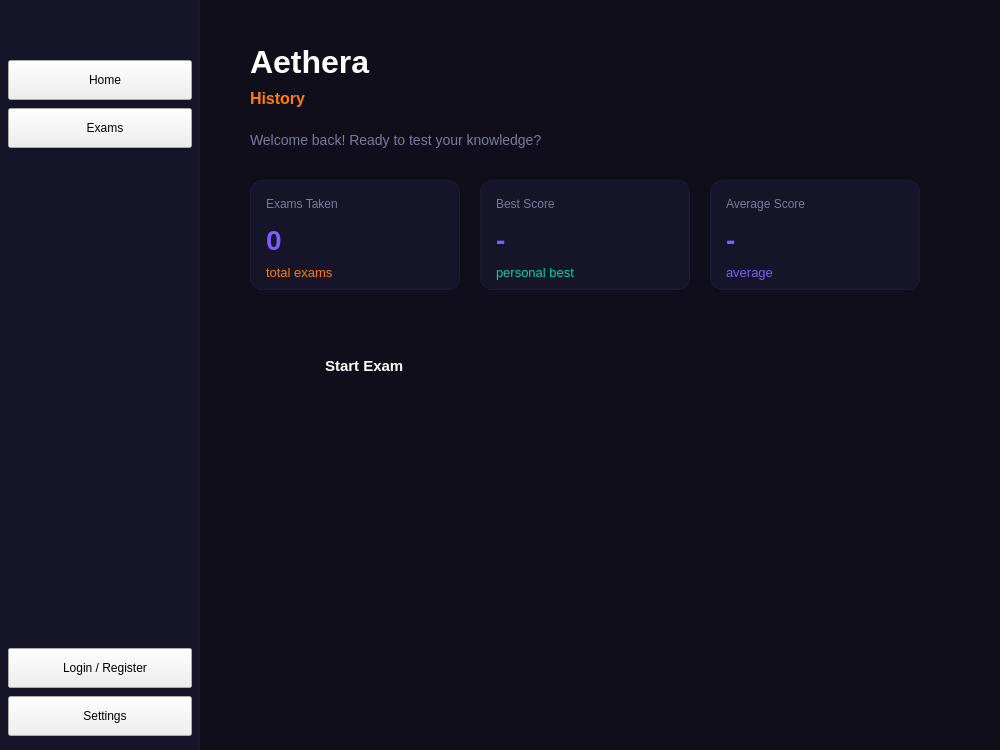
DIDimov24/Aethera, file src/ui/home/home.ui: the form before one commit.
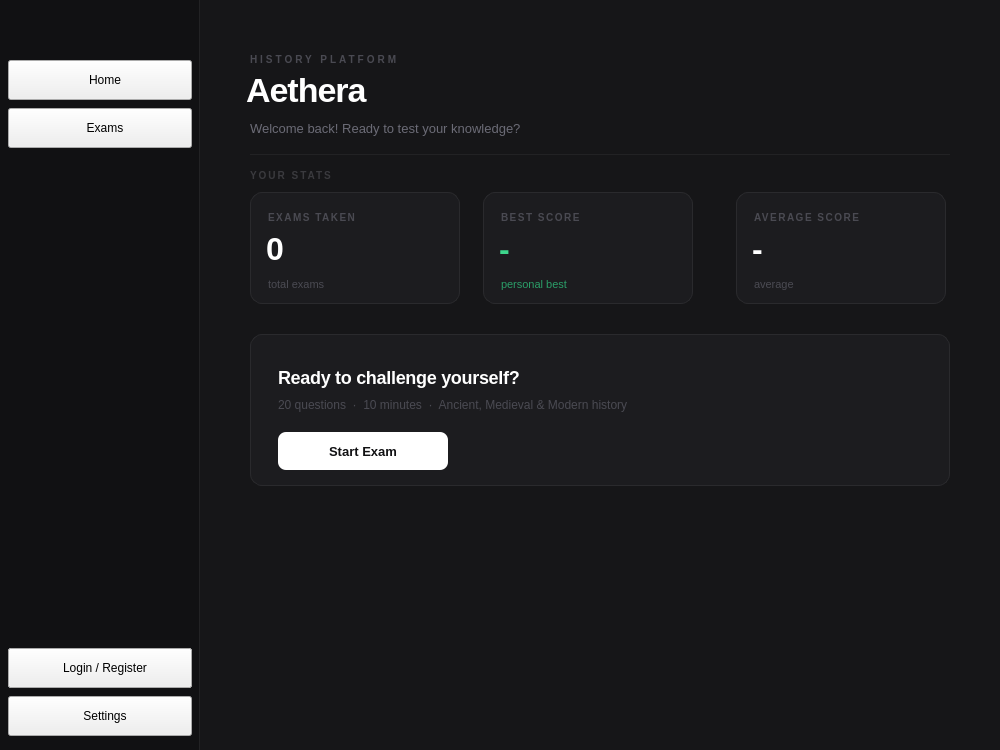
The form after the commit. Icons and pictures are not drawn.

```diff
--- a/src/ui/home/home.ui
+++ b/src/ui/home/home.ui
@@ -29,55 +29,103 @@
    <property name="styleSheet">
     <string notr="true">
 QWidget#centralwidget {
-    background-color: #0f0e1a;
+    background-color: #161618;
 }
 QWidget#sidebar {
-    background-color: #161428;
-    border-right: 1px solid #1e1c35;
+    background-color: #111113;
+    border-right: 1px solid #222224;
 }
 QLabel#labelTitle {
-    color: #FFFFFF;
-    font-size: 32px;
-    font-weight: bold;
+    color: #ffffff;
+    font-size: 34px;
+    font-weight: 700;
+    letter-spacing: -1px;
 }
 QLabel#labelSubtitle {
-    color: #FF7C0A;
-    font-size: 16px;
-    font-weight: bold;
+    color: #4a4a52;
+    font-size: 10px;
+    font-weight: 600;
+    letter-spacing: 3px;
 }
 QLabel#labelWelcome {
-    color: #7a7a9a;
-    font-size: 14px;
+    color: #6b6b76;
+    font-size: 13px;
 }
 QWidget#cardExams,
 QWidget#cardBest,
 QWidget#cardAvg {
-    background-color: #161428;
+    background-color: #1c1c1f;
     border-radius: 12px;
-    border: 1px solid #1e1c35;
+    border: 1px solid #2a2a2d;
+}
+QWidget#cardExams:hover,
+QWidget#cardBest:hover,
+QWidget#cardAvg:hover {
+    background-color: #202023;
+    border-color: #3a3a3e;
 }
 QLabel#labelCardTitle1,
 QLabel#labelCardTitle2,
 QLabel#labelCardTitle3 {
-    color: #7a7a9a;
-    font-size: 12px;
+    color: #4a4a52;
+    font-size: 10px;
+    font-weight: 600;
+    letter-spacing: 1.5px;
 }
 QLabel#labelCardValue1,
-QLabel#labelCardValue2,
 QLabel#labelCardValue3 {
-    color: #7C5CFC;
-    font-size: 28px;
-    font-weight: bold;
+    color: #ffffff;
+    font-size: 32px;
+    font-weight: 700;
+    letter-spacing: -1px;
+}
+QLabel#labelCardValue2 {
+    color: #3dd68c;
+    font-size: 32px;
+    font-weight: 700;
+    letter-spacing: -1px;
+}
+QLabel#labelCardUnit1,
+QLabel#labelCardUnit3 {
+    color: #4a4a52;
+    font-size: 11px;
+}
+QLabel#labelCardUnit2 {
+    color: #2a9e68;
+    font-size: 11px;
+}
+QWidget#divider {
+    background-color: #222224;
+}
+QLabel#labelSectionTitle {
+    color: #3a3a3e;
+    font-size: 10px;
+    font-weight: 600;
+    letter-spacing: 2px;
+}
+QWidget#heroPanel {
+    background-color: #1c1c1f;
+    border-radius: 12px;
+    border: 1px solid #2a2a2d;
+}
+QLabel#labelHeroHeading {
+    color: #ffffff;
+    font-size: 18px;
+    font-weight: 600;
+    letter-spacing: -0.3px;
+}
+QLabel#labelHeroDesc {
+    color: #4a4a52;
+    font-size: 12px;
 }
 QPushButton#buttonStartExam {
-    background: qlineargradient(x1:0, y1:0, x2:1, y2:0,
-                    stop:0 #7C5CFC, stop:1 #00D4AA);
-    color: #FFFFFF;
-    font-size: 15px;
-    font-weight: 700;
+    background-color: #ffffff;
+    color: #111113;
+    font-size: 13px;
+    font-weight: 600;
     border: none;
-    border-radius: 12px;
-    padding: 14px 36px;
+    border-radius: 8px;
+    padding: 10px 22px;
 }
 QPushButton#buttonStartExam:hover {
     background: qlineargradient(x1:0, y1:0, x2:1, y2:0,
@@ -89,13 +137,12 @@
 }
 QPushButton#buttonNext,
 QPushButton#buttonRetry {
-    background: qlineargradient(x1:0, y1:0, x2:1, y2:0,
-                    stop:0 #7C5CFC, stop:1 #00D4AA);
-    color: #FFFFFF;
+    background-color: #ffffff;
+    color: #111113;
     font-size: 14px;
-    font-weight: 700;
+    font-weight: 600;
     border: none;
-    border-radius: 10px;
+    border-radius: 8px;
     padding: 12px 28px;
 }
 QPushButton#buttonNext:hover,
@@ -103,18 +150,18 @@
     background: qlineargradient(x1:0, y1:0, x2:1, y2:0,
                     stop:0 #9575FF, stop:1 #00EFC0);
 }
-QPushButton#buttonNext:disabled,
-QPushButton#buttonRetry:disabled {
-    background-color: #252340;
-    color: #4a4a6a;
+QPushButton#buttonNext:disabled {
+    background-color: #1c1c1f;
+    color: #3a3a3e;
+    border: 1px solid #2a2a2d;
 }
 QPushButton#buttonBackHome {
     background-color: transparent;
-    color: #7a7a9a;
+    color: #6b6b76;
     font-size: 14px;
     font-weight: 500;
-    border: 1px solid #2e2c50;
-    border-radius: 10px;
+    border: 1px solid #2a2a2d;
+    border-radius: 8px;
     padding: 12px 28px;
 }
 QPushButton#buttonBackHome:hover {
@@ -123,64 +170,58 @@
     border-color: #7C5CFC;
 }
 QProgressBar#progressBar {
-    background-color: #1e1c35;
+    background-color: #222224;
     border: none;
-    border-radius: 4px;
-    max-height: 6px;
+    border-radius: 2px;
+    max-height: 3px;
 }
 QProgressBar#progressBar::chunk {
-    background: qlineargradient(x1:0, y1:0, x2:1, y2:0,
-                    stop:0 #7C5CFC, stop:1 #00D4AA);
-    border-radius: 4px;
-}
-QLabel#labelCardUnit1 {
-    color: #FF7C0A;
-    font-size: 13px;
-}
-QLabel#labelCardUnit2 {
-    color: #00D4AA;
-    font-size: 13px;
-}
-QLabel#labelCardUnit3 {
-    color: #7C5CFC;
-    font-size: 13px;
+    background-color: #ffffff;
+    border-radius: 2px;
 }
 QLabel#labelExamTitle {
-    color: #FFFFFF;
-    font-size: 28px;
-    font-weight: bold;
+    color: #ffffff;
+    font-size: 24px;
+    font-weight: 700;
+    letter-spacing: -0.5px;
 }
 QLabel#labelTimer {
-    color: #E8E8F0;
-    font-size: 20px;
-    font-weight: bold;
+    color: #6b6b76;
+    font-size: 17px;
+    font-weight: 600;
 }
 QLabel#labelQuestion {
-    color: #E8E8F0;
+    color: #e0e0e4;
     font-size: 16px;
 }
 QLabel#labelProgress {
-    color: #7a7a9a;
-    font-size: 13px;
+    color: #3a3a3e;
+    font-size: 11px;
+    font-weight: 600;
+    letter-spacing: 1px;
 }
 QLabel#labelResultTitle {
-    color: #FFFFFF;
-    font-size: 28px;
-    font-weight: bold;
+    color: #4a4a52;
+    font-size: 10px;
+    font-weight: 600;
+    letter-spacing: 3px;
 }
 QLabel#labelScore {
-    color: #00D4AA;
-    font-size: 64px;
-    font-weight: bold;
+    color: #3dd68c;
+    font-size: 80px;
+    font-weight: 700;
+    letter-spacing: -4px;
 }
 QLabel#labelScoreLabel {
-    color: #7a7a9a;
-    font-size: 14px;
+    color: #3a3a3e;
+    font-size: 10px;
+    font-weight: 600;
+    letter-spacing: 2px;
 }
 QLabel#labelGrade {
-    color: #00D4AA;
-    font-size: 24px;
-    font-weight: bold;
+    color: #6b6b76;
+    font-size: 15px;
+    font-weight: 500;
 }
 QToolTip {
     background-color: #1e1c35;
@@ -369,74 +410,97 @@
      <number>0</number>
     </property>
     <widget class="QWidget" name="pageHome">
-     <widget class="QLabel" name="labelTitle">
-      <property name="geometry">
-       <rect>
-        <x>50</x>
-        <y>40</y>
-        <width>400</width>
-        <height>44</height>
-       </rect>
-      </property>
-      <property name="text">
-       <string>Aethera</string>
-      </property>
-     </widget>
      <widget class="QLabel" name="labelSubtitle">
       <property name="geometry">
        <rect>
         <x>50</x>
-        <y>86</y>
+        <y>52</y>
         <width>300</width>
-        <height>24</height>
+        <height>14</height>
        </rect>
       </property>
       <property name="text">
-       <string>History</string>
+       <string>HISTORY PLATFORM</string>
+      </property>
+     </widget>
+     <widget class="QLabel" name="labelTitle">
+      <property name="geometry">
+       <rect>
+        <x>46</x>
+        <y>66</y>
+        <width>400</width>
+        <height>48</height>
+       </rect>
+      </property>
+      <property name="text">
+       <string>Aethera</string>
       </property>
      </widget>
      <widget class="QLabel" name="labelWelcome">
       <property name="geometry">
        <rect>
         <x>50</x>
-        <y>128</y>
-        <width>600</width>
-        <height>24</height>
+        <y>118</y>
+        <width>580</width>
+        <height>20</height>
        </rect>
       </property>
       <property name="text">
        <string>Welcome back! Ready to test your knowledge?</string>
       </property>
      </widget>
+     <widget class="QWidget" name="divider" native="true">
+      <property name="geometry">
+       <rect>
+        <x>50</x>
+        <y>154</y>
+        <width>700</width>
+        <height>1</height>
+       </rect>
+      </property>
+     </widget>
+     <widget class="QLabel" name="labelSectionTitle">
+      <property name="geometry">
+       <rect>
+        <x>50</x>
+        <y>168</y>
+        <width>200</width>
+        <height>14</height>
+       </rect>
+      </property>
+      <property name="text">
+       <string>YOUR STATS</string>
+      </property>
+     </widget>
      <widget class="QWidget" name="cardExams" native="true">
       <property name="geometry">
        <rect>
         <x>50</x>
-        <y>180</y>
+        <y>192</y>
         <width>210</width>
-        <height>110</height>
+        <height>112</height>
        </rect>
       </property>
       <widget class="QLabel" name="labelCardTitle1">
        <property name="geometry">
         <rect>
-         <x>16</x>
-         <y>14</y>
-         <width>180</width>
-         <height>20</height>
+         <x>18</x>
+         <y>18</y>
+         <width>174</width>
+         <height>14</height>
         </rect>
        </property>
        <property name="text">
-        <string>Exams Taken</string>
+        <string>EXAMS TAKEN</string>
        </property>
       </widget>
       <widget class="QLabel" name="labelCardValue1">
        <property name="geometry">
         <rect>
          <x>16</x>
-         <y>40</y>
-         <width>100</width>
-         <height>40</height>
+         <y>36</y>
+         <width>140</width>
+         <height>42</height>
         </rect>
        </property>
        <property name="text">
@@ -446,10 +510,10 @@
       <widget class="QLabel" name="labelCardUnit1">
        <property name="geometry">
         <rect>
-         <x>16</x>
-         <y>82</y>
-         <width>180</width>
-         <height>20</height>
+         <x>18</x>
+         <y>84</y>
+         <width>174</width>
+         <height>16</height>
         </rect>
        </property>
        <property name="text">
@@ -460,32 +524,32 @@
      <widget class="QWidget" name="cardBest" native="true">
       <property name="geometry">
        <rect>
-        <x>280</x>
-        <y>180</y>
+        <x>283</x>
+        <y>192</y>
         <width>210</width>
-        <height>110</height>
+        <height>112</height>
        </rect>
       </property>
       <widget class="QLabel" name="labelCardTitle2">
        <property name="geometry">
         <rect>
-         <x>16</x>
-         <y>14</y>
-         <width>180</width>
-         <height>20</height>
+         <x>18</x>
+         <y>18</y>
+         <width>174</width>
+         <height>14</height>
         </rect>
        </property>
        <property name="text">
-        <string>Best Score</string>
+        <string>BEST SCORE</string>
        </property>
       </widget>
       <widget class="QLabel" name="labelCardValue2">
        <property name="geometry">
         <rect>
          <x>16</x>
-         <y>40</y>
-         <width>100</width>
-         <height>40</height>
+         <y>36</y>
+         <width>140</width>
+         <height>42</height>
         </rect>
        </property>
        <property name="text">
@@ -495,10 +559,10 @@
       <widget class="QLabel" name="labelCardUnit2">
        <property name="geometry">
         <rect>
-         <x>16</x>
-         <y>82</y>
-         <width>180</width>
-         <height>20</height>
+         <x>18</x>
+         <y>84</y>
+         <width>174</width>
+         <height>16</height>
         </rect>
        </property>
        <property name="text">
@@ -509,32 +573,32 @@
      <widget class="QWidget" name="cardAvg" native="true">
       <property name="geometry">
        <rect>
-        <x>510</x>
-        <y>180</y>
+        <x>536</x>
+        <y>192</y>
         <width>210</width>
-        <height>110</height>
+        <height>112</height>
        </rect>
       </property>
       <widget class="QLabel" name="labelCardTitle3">
        <property name="geometry">
         <rect>
-         <x>16</x>
-         <y>14</y>
-         <width>180</width>
-         <height>20</height>
+         <x>18</x>
+         <y>18</y>
+         <width>174</width>
+         <height>14</height>
         </rect>
        </property>
        <property name="text">
-        <string>Average Score</string>
+        <string>AVERAGE SCORE</string>
        </property>
       </widget>
       <widget class="QLabel" name="labelCardValue3">
        <property name="geometry">
         <rect>
          <x>16</x>
-         <y>40</y>
-         <width>100</width>
-         <height>40</height>
+         <y>36</y>
+         <width>140</width>
+         <height>42</height>
         </rect>
        </property>
        <property name="text">
@@ -544,10 +608,10 @@
       <widget class="QLabel" name="labelCardUnit3">
        <property name="geometry">
         <rect>
-         <x>16</x>
-         <y>82</y>
-         <width>180</width>
-         <height>20</height>
+         <x>18</x>
+         <y>84</y>
+         <width>174</width>
+         <height>16</height>
         </rect>
        </property>
        <property name="text">
@@ -555,28 +619,54 @@
        </property>
       </widget>
      </widget>
-     <widget class="QPushButton" name="buttonStartExam">
+     <widget class="QWidget" name="heroPanel" native="true">
       <property name="geometry">
        <rect>
         <x>50</x>
-        <y>340</y>
-        <width>220</width>
-        <height>52</height>
+        <y>334</y>
+        <width>700</width>
+        <height>152</height>
        </rect>
       </property>
-      <property name="text">
-       <string>  Start Exam</string>
-      </property>
-      <property name="icon">
-       <iconset resource="../../assets/icons.qrc">
-        <normaloff>:/icons/play.svg</normaloff>:/icons/play.svg</iconset>
-      </property>
-      <property name="iconSize">
-       <size>
-        <width>18</width>
-        <height>18</height>
-       </size>
-      </property>
+      <widget class="QLabel" name="labelHeroHeading">
+       <property name="geometry">
+        <rect>
+         <x>28</x>
+         <y>28</y>
+         <width>480</width>
+         <height>30</height>
+        </rect>
+       </property>
+       <property name="text">
+        <string>Ready to challenge yourself?</string>
+       </property>
+      </widget>
+      <widget class="QLabel" name="labelHeroDesc">
+       <property name="geometry">
+        <rect>
+         <x>28</x>
+         <y>62</y>
+         <width>500</width>
+         <height>18</height>
+        </rect>
+       </property>
+       <property name="text">
+        <string>20 questions  ·  10 minutes  ·  Ancient, Medieval &amp; Modern history</string>
+       </property>
+      </widget>
+      <widget class="QPushButton" name="buttonStartExam">
+       <property name="geometry">
+        <rect>
+         <x>28</x>
+         <y>98</y>
+         <width>170</width>
+         <height>38</height>
+        </rect>
+       </property>
+       <property name="text">
+        <string>Start Exam</string>
+       </property>
+      </widget>
      </widget>
     </widget>
     <widget class="QWidget" name="pageExam">
```
Left out of the diff: 101 changed lines with no effect on the pictures.
